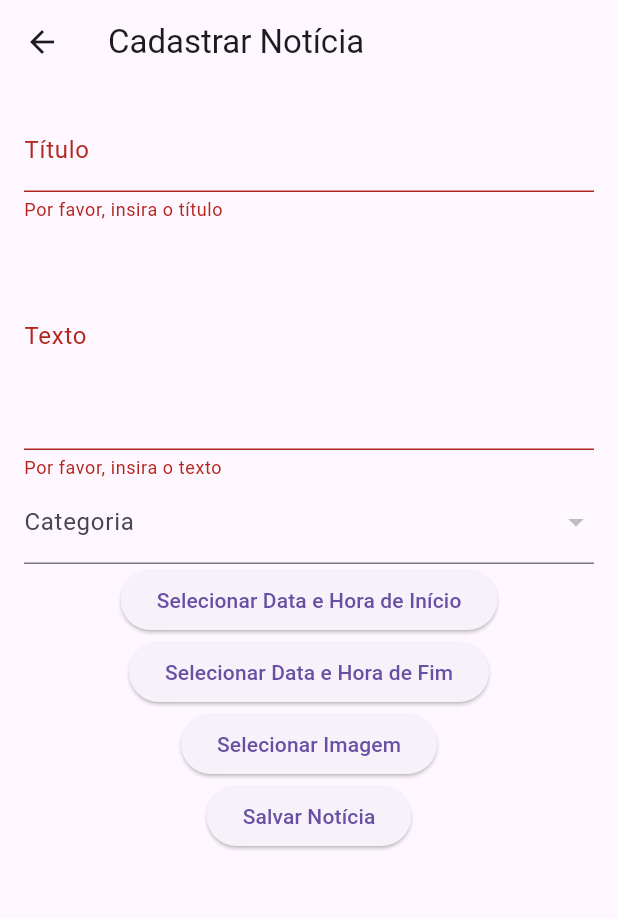
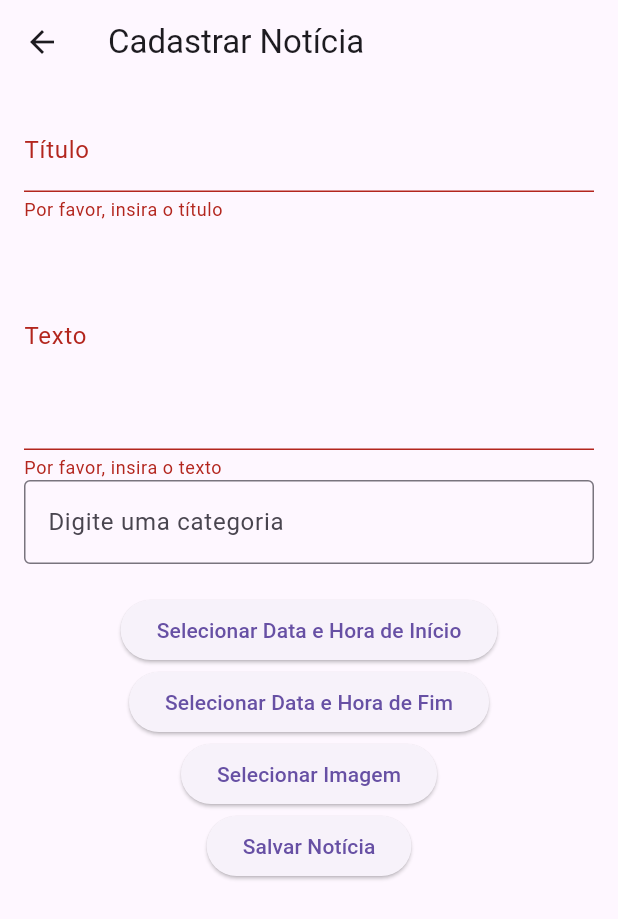
Before and after one commit to felipemadu13/flutter_projeto_final, a Flutter app: the NewsFormScreen screen opened by its route, after a tap on "Salvar Notícia", on a phone screen of 412 x 824 dp. Shown: the top 919 px of the screen. Run offline on Flutter 3.47's test engine with Material 3 defaults, Android fonts, the phone set to English and light mode, and no system bars; our stand-ins replace cloud_firestore, firebase_auth, firebase_core, image_picker; missing offline and left inert: textfield_tags; accounts and stored records are empty; generated files the repository leaves out were written again.

Commit message:
(categoria): multiselect categoria

```diff
--- a/flutter_projeto_final/lib/ui/page/news_form_screen.dart
+++ b/flutter_projeto_final/lib/ui/page/news_form_screen.dart
@@ -7,11 +7,14 @@ import 'dart:io';
 import 'package:flutter_projeto_final/services/firestore_service.dart';
 import 'package:intl/intl.dart';
 import 'package:firebase_auth/firebase_auth.dart';
+import 'package:textfield_tags/textfield_tags.dart';
+
 
 class NewsFormScreen extends StatefulWidget {
   final Map<String, dynamic>? noticia;
 
   const NewsFormScreen({super.key, this.noticia});
+
 
   @override
   _NewsFormScreenState createState() => _NewsFormScreenState();
@@ -22,20 +25,23 @@ class _NewsFormScreenState extends State<NewsFormScreen> {
   final TextEditingController _tituloController = TextEditingController();
   final TextEditingController _textoController = TextEditingController();
   final TextEditingController _novaCategoriaController = TextEditingController();
+  late TextfieldTagsController<String> textfieldTagsController;
+
   File? _selectedImage;
   DateTime? _dataInicioValidade;
   DateTime? _dataFimValidade;
   final FirestoreService _firestoreService = FirestoreService();
   bool _criandoCategoria = false;
   List<Map<String, dynamic>> _categorias = [];
-  String? _categoriaSelecionada;
+  List<String> _categoriaSelecionada = [];
   bool _isEditing = false; // Indica se estamos editando uma notícia existente
   int? _noticiaId; // ID da notícia sendo editada
-
+  List<String> _todasCategoriasNomes = [];
   @override
   void initState() {
     super.initState();
     _carregarCategorias();
+    textfieldTagsController = TextfieldTagsController<String>();
 
     // Verifica se estamos editando uma notícia existente
     if (widget.noticia != null) {
@@ -59,20 +65,14 @@ class _NewsFormScreenState extends State<NewsFormScreen> {
       print("Categorias da notícia: $categoriasDaNoticia");
       if (categoriasDaNoticia.isNotEmpty) {
         int idCategoriaNoticia = categoriasDaNoticia[0];
-        _categoriaSelecionada = _categorias.firstWhere(
+        String categoriaNome = _categorias.firstWhere(
               (categoria) => categoria['idCategoria'] == idCategoriaNoticia,
-          orElse: () => {'Nome': null}, // Prevenir erro caso não encontre
-        )['Nome'];
+          orElse: () => {'Nome': ''},
+        )['Nome'] as String;
+        if (categoriaNome.isNotEmpty) {
+          _categoriaSelecionada = [categoriaNome];
+        }
       }
-
-     /* int idCategoriaSelecionada = _categorias.firstWhere(
-            (categoria) => categoria['nome'] == _categoriaSelecionada,
-        orElse: () => {'id': null},
-      )['id'];
-      */
-
-    ///  List<int> categoriasSelecionadas = [idCategoriaSelecionada];
-
 
 
     }
@@ -84,9 +84,9 @@ class _NewsFormScreenState extends State<NewsFormScreen> {
       List<Categoria> categorias = await _firestoreService.fetchCategorias();
       setState(() {
         _categorias = categorias.map((c) => {'idCategoria': c.idCategoria, 'Nome': c.Nome}).toList();
+        _todasCategoriasNomes = _categorias.map((c) => c['Nome'] as String).toList();
       });
 
-      // Agora que as categorias foram carregadas, podemos definir a categoria da notícia
       if (_isEditing) {
         _definirCategoriaNoticia();
       }
@@ -100,16 +100,18 @@ class _NewsFormScreenState extends State<NewsFormScreen> {
     if (widget.noticia != null) {
       final categoriasDaNoticia = widget.noticia!['categorias'] as List<dynamic>? ?? [];
       if (categoriasDaNoticia.isNotEmpty) {
-        int idCategoriaNoticia = categoriasDaNoticia[0];
-
-        final categoriaEncontrada = _categorias.firstWhere(
-              (c) => c['idCategoria'] == idCategoriaNoticia,
-          orElse: () => {'Nome': ''} as Map<String, Object>,
-        );
+        final categoriasEncontradas = _categorias
+            .where((c) => categoriasDaNoticia.contains(c['idCategoria']))
+            .toList();
 
         setState(() {
-          _categoriaSelecionada = categoriaEncontrada['Nome'];
+          _categoriaSelecionada = categoriasEncontradas
+              .map((c) => c['Nome'] as String)
+              .where((nome) => nome.isNotEmpty)
+              .toList();
         });
+
+
       }
     }
   }
@@ -160,42 +162,76 @@ class _NewsFormScreenState extends State<NewsFormScreen> {
   Future<void> _submitForm() async {
     if (_formKey.currentState!.validate()) {
       try {
+        List<Map<String, dynamic>> _categorias = [];
         // Obtém o usuário atual
         final currentUser = FirebaseAuth.instance.currentUser;
-
         if (currentUser == null) {
           throw Exception('Usuário não autenticado.');
         }
 
-        // Obtém o UID do usuário atual
         final String uid = currentUser.uid;
 
-        // Obtém as categorias selecionadas
+        // Obtém IDs de todas as categorias selecionadas
         List<int> categoriasSelecionadas = [];
-        if (_criandoCategoria) {
-          final novaCategoriaId = await _firestoreService.createCategoria(_novaCategoriaController.text);
-          categoriasSelecionadas.add(novaCategoriaId);
-        } else if (_categoriaSelecionada != null) {
-          final categoriaId = await _firestoreService.getCategoriaIdByNome(_categoriaSelecionada!);
-          categoriasSelecionadas.add(categoriaId);
-        } else {
+        for (var categoriaNome in _categoriaSelecionada) {
+          // Verifica na lista local primeiro
+          var categoriaExistente = _categorias.firstWhere(
+                (c) => c['Nome'] == categoriaNome,
+            orElse: () => <String, dynamic>{'idCategoria': null},
+          );
+
+          if (categoriaExistente['idCategoria'] != null) {
+            categoriasSelecionadas.add(categoriaExistente['idCategoria'] as int);
+          } else {
+            // Se não existir localmente, verifica no Firestore e cria se necessário
+            try {
+              final novaCategoriaId = await _firestoreService.getCategoriaIdByNome(categoriaNome);
+              categoriasSelecionadas.add(novaCategoriaId);
+
+              // Atualiza a lista local com a nova categoria
+              setState(() {
+                _categorias.add({
+                  'idCategoria': novaCategoriaId,
+                  'Nome': categoriaNome
+                });
+              });
+            } catch (e) {
+              print('Erro ao processar categoria $categoriaNome: $e');
+              // Opcional: mostrar feedback ao usuário
+            }
+          }
+        }
+
+        if (categoriasSelecionadas.isEmpty) {
           throw Exception("Nenhuma categoria selecionada.");
         }
 
-
         if (_isEditing) {
-          // Atualiza a notícia existente
-          await _firestoreService.editNoticia(_noticiaId!, {
+          // Prepara os dados para atualização
+          Map<String, dynamic> updateData = {
             'titulo': _tituloController.text,
             'texto': _textoController.text,
             'dataInicioValidade': _dataInicioValidade,
             'dataFimValidade': _dataFimValidade,
             'categorias': categoriasSelecionadas,
-            'dataInclusao': widget.noticia!['dataInclusao'],  // Mantendo a data original
-          });
+          };
 
+          // Verifica e mantém a data de inclusão original se existir
+          if (widget.noticia != null && widget.noticia!.containsKey('dataInclusao')) {
+            if (widget.noticia!['dataInclusao'] is Timestamp) {
+              updateData['dataInclusao'] = (widget.noticia!['dataInclusao'] as Timestamp).toDate();
+            } else if (widget.noticia!['dataInclusao'] is DateTime) {
+              updateData['dataInclusao'] = widget.noticia!['dataInclusao'];
+            } else {
+              // Se não houver data de inclusão válida, usa a data atual
+              updateData['dataInclusao'] = DateTime.now();
+            }
+          } else {
+            // Se não houver data de inclusão no documento, usa a data atual
+            updateData['dataInclusao'] = DateTime.now();
+          }
 
-
+          await _firestoreService.editNoticia(_noticiaId!, updateData);
           ScaffoldMessenger.of(context).showSnackBar(
             const SnackBar(content: Text('Notícia atualizada com sucesso!')),
           );
@@ -255,21 +291,91 @@ class _NewsFormScreenState extends State<NewsFormScreen> {
                   maxLines: 5,
                   validator: (value) => value == null || value.isEmpty ? 'Por favor, insira o texto' : null,
                 ),
-                DropdownButtonFormField<String>(
-                  value: _categoriaSelecionada,
-                  decoration: const InputDecoration(labelText: 'Categoria'),
-                  items: _categorias.map<DropdownMenuItem<String>>((categoria) {
-                    return DropdownMenuItem<String>(
-                      value: categoria['Nome'] as String, // Forçando o tipo como String
-                      child: Text(categoria['Nome'] as String),
+                Autocomplete<String>(
+                  optionsBuilder: (TextEditingValue textEditingValue) {
+                    if (textEditingValue.text.isEmpty) {
+                      return const Iterable<String>.empty();
+                    }
+                    return _todasCategoriasNomes.where((categoria) =>
+                        categoria.toLowerCase().contains(textEditingValue.text.toLowerCase())
                     );
-                  }).toList(),
-                  onChanged: (value) {
+                  },
+                  onSelected: (String selection) {
                     setState(() {
-                      _categoriaSelecionada = value!;
+                      if (!_categoriaSelecionada.contains(selection)) {
+                        _categoriaSelecionada.add(selection);
+                        textfieldTagsController.addTag(selection);
+                      }
                     });
                   },
+                  fieldViewBuilder: (context, textEditingController, focusNode, onFieldSubmitted) {
+                    return TextField(
+                      controller: textEditingController,
+                      focusNode: focusNode,
+                      decoration: const InputDecoration(
+                        border: OutlineInputBorder(),
+                        labelText: "Digite uma categoria",
+                        hintText: "Comece a digitar para ver sugestões",
+                      ),
+                      onSubmitted: (value) {
+                        if (value.trim().isNotEmpty && !_categoriaSelecionada.contains(value)) {
+                          setState(() {
+                            _categoriaSelecionada.add(value);
+                            textfieldTagsController.addTag(value);
+                          });
+                        }
+                        textEditingController.clear();
+                      },
+                    );
+                  },
+                  optionsViewBuilder: (context, onSelected, options) {
+                    return Align(
+                      alignment: Alignment.topLeft,
+                      child: Material(
+                        elevation: 4.0,
+                        child: ConstrainedBox(
+                          constraints: BoxConstraints(
+                            maxHeight: 200,
+                            maxWidth: MediaQuery.of(context).size.width * 0.8,
+                          ),
+                          child: ListView.builder(
+                            padding: EdgeInsets.zero,
+                            shrinkWrap: true,
+                            itemCount: options.length,
+                            itemBuilder: (BuildContext context, int index) {
+                              final String option = options.elementAt(index);
+                              return ListTile(
+                                title: Text(option),
+                                onTap: () {
+                                  onSelected(option);
+                                },
+                              );
+                            },
+                          ),
+                        ),
+                      ),
+                    );
+                  },
                 ),
+
+                const SizedBox(height: 20),
+
+                Wrap(
+                  spacing: 8,
+                  children: _categoriaSelecionada.map(
+                        (tag) => Chip(
+                      label: Text(tag),
+                      deleteIcon: const Icon(Icons.close),
+                      onDeleted: () {
+                        setState(() {
+                          _categoriaSelecionada.remove(tag);
+                          textfieldTagsController.removeTag(tag);
+                        });
+                      },
+                    ),
+                  ).toList(),
+                ),
+
 
                 ElevatedButton(
                   onPressed: () => _selectDateTime(context, true),
--- a/flutter_projeto_final/pubspec.yaml
+++ b/flutter_projeto_final/pubspec.yaml
@@ -37,6 +37,7 @@ dependencies:
   provider: ^6.1.3
   flutterfire_cli: ^1.1.0
   flutter_datetime_picker: ^1.5.1
+  textfield_tags: ^3.0.1
 
   # The following adds the Cupertino Icons font to your application.
   # Use with the CupertinoIcons class for iOS style icons.
```
